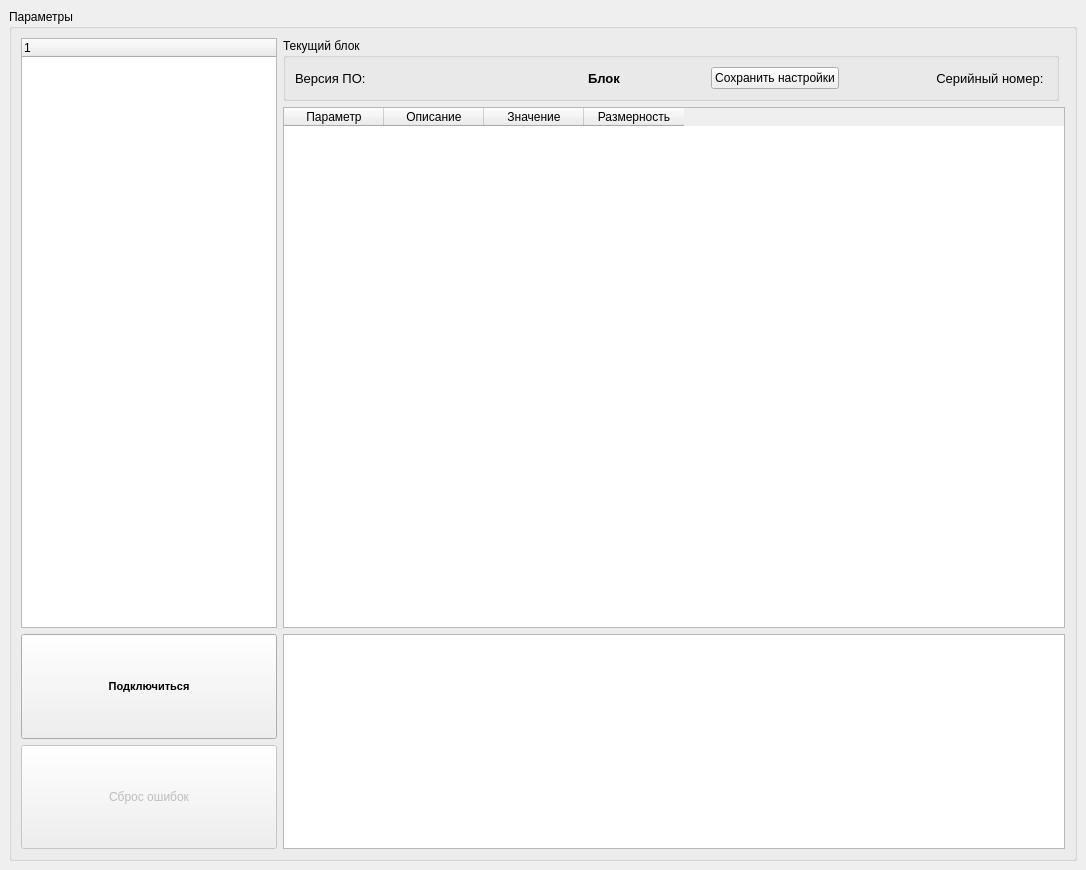
Old version of the form VMU_monitor_v2.ui in the repository hochu-leto/EVIS.
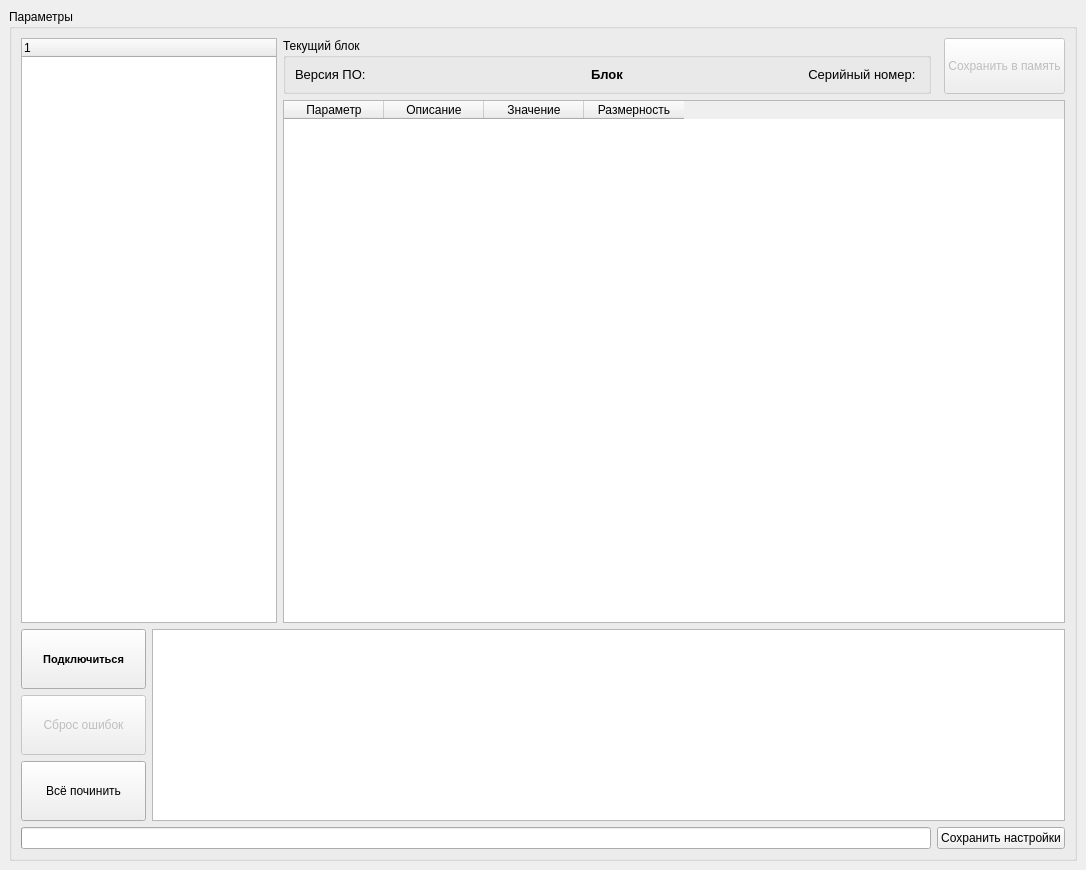
New version of the form.

Commit message: новое окно выхода и сохранение в еепром

Diff of the .ui file:
```diff
--- a/VMU_monitor_v2.ui
+++ b/VMU_monitor_v2.ui
@@ -38,14 +38,11 @@
       <property name="title">
        <string>Параметры</string>
       </property>
-      <layout class="QGridLayout" name="gridLayout_2" rowstretch="9,0,0,0,0,0,0,0" columnstretch="0,2,3,0" columnminimumwidth="0,0,0,0">
-       <property name="sizeConstraint">
-        <enum>QLayout::SetNoConstraint</enum>
-       </property>
-       <item row="0" column="1" colspan="2">
+      <layout class="QGridLayout" name="gridLayout" columnstretch="0,0,3,0">
+       <item row="0" column="2">
         <widget class="QGroupBox" name="groupBox">
          <property name="sizePolicy">
-          <sizepolicy hsizetype="MinimumExpanding" vsizetype="Fixed">
+          <sizepolicy hsizetype="Minimum" vsizetype="Fixed">
            <horstretch>0</horstretch>
            <verstretch>0</verstretch>
           </sizepolicy>
@@ -54,6 +51,9 @@
           <string>Текущий блок</string>
          </property>
          <layout class="QHBoxLayout" name="horizontalLayout_2">
+          <property name="sizeConstraint">
+           <enum>QLayout::SetMaximumSize</enum>
+          </property>
           <item>
            <widget class="QLabel" name="node_fm_lab">
             <property name="sizePolicy">
@@ -95,19 +95,6 @@
             </property>
            </widget>
           </item>
-          <item>
-           <widget class="QPushButton" name="save_to_file_btn">
-            <property name="sizePolicy">
-             <sizepolicy hsizetype="Maximum" vsizetype="Fixed">
-              <horstretch>0</horstretch>
-              <verstretch>0</verstretch>
-             </sizepolicy>
-            </property>
-            <property name="text">
-             <string>Сохранить настройки</string>
-            </property>
-           </widget>
-          </item>
           <item>
            <widget class="QLabel" name="node_s_n_lab">
             <property name="sizePolicy">
@@ -132,23 +119,43 @@
          </layout>
         </widget>
        </item>
-       <item row="7" column="0">
-        <widget class="QPushButton" name="reset_faults">
+       <item row="1" column="2" colspan="2">
+        <widget class="QTableWidget" name="vmu_param_table">
          <property name="enabled">
-          <bool>false</bool>
+          <bool>true</bool>
          </property>
          <property name="sizePolicy">
-          <sizepolicy hsizetype="Minimum" vsizetype="Preferred">
+          <sizepolicy hsizetype="MinimumExpanding" vsizetype="Expanding">
            <horstretch>0</horstretch>
            <verstretch>0</verstretch>
           </sizepolicy>
          </property>
-         <property name="text">
-          <string>Сброс ошибок</string>
+         <property name="sizeAdjustPolicy">
+          <enum>QAbstractScrollArea::AdjustToContents</enum>
          </property>
+         <column>
+          <property name="text">
+           <string>Параметр</string>
+          </property>
+         </column>
+         <column>
+          <property name="text">
+           <string>Описание</string>
+          </property>
+         </column>
+         <column>
+          <property name="text">
+           <string>Значение</string>
+          </property>
+         </column>
+         <column>
+          <property name="text">
+           <string>Размерность</string>
+          </property>
+         </column>
         </widget>
        </item>
-       <item row="6" column="0">
+       <item row="2" column="0">
         <widget class="QPushButton" name="connect_btn">
          <property name="sizePolicy">
           <sizepolicy hsizetype="Minimum" vsizetype="Preferred">
@@ -180,22 +187,7 @@
          </property>
         </widget>
        </item>
-       <item row="0" column="0" rowspan="6">
-        <widget class="QTreeWidget" name="nodes_tree">
-         <property name="sizePolicy">
-          <sizepolicy hsizetype="Expanding" vsizetype="Minimum">
-           <horstretch>0</horstretch>
-           <verstretch>0</verstretch>
-          </sizepolicy>
-         </property>
-         <column>
-          <property name="text">
-           <string notr="true">1</string>
-          </property>
-         </column>
-        </widget>
-       </item>
-       <item row="6" column="1" rowspan="2" colspan="3">
+       <item row="2" column="1" rowspan="3" colspan="3">
         <widget class="QTextBrowser" name="errors_browser">
          <property name="sizePolicy">
           <sizepolicy hsizetype="MinimumExpanding" vsizetype="Minimum">
@@ -205,40 +197,93 @@
          </property>
         </widget>
        </item>
-       <item row="1" column="1" rowspan="5" colspan="3">
-        <widget class="QTableWidget" name="vmu_param_table">
+       <item row="3" column="0">
+        <widget class="QPushButton" name="reset_faults">
          <property name="enabled">
-          <bool>true</bool>
+          <bool>false</bool>
          </property>
          <property name="sizePolicy">
-          <sizepolicy hsizetype="MinimumExpanding" vsizetype="Expanding">
+          <sizepolicy hsizetype="Minimum" vsizetype="Preferred">
            <horstretch>0</horstretch>
            <verstretch>0</verstretch>
           </sizepolicy>
          </property>
-         <property name="sizeAdjustPolicy">
-          <enum>QAbstractScrollArea::AdjustToContents</enum>
+         <property name="text">
+          <string>Сброс ошибок</string>
          </property>
+        </widget>
+       </item>
+       <item row="5" column="0" colspan="3">
+        <widget class="QProgressBar" name="node_nsme_pbar">
+         <property name="value">
+          <number>0</number>
+         </property>
+         <property name="textVisible">
+          <bool>false</bool>
+         </property>
+         <property name="invertedAppearance">
+          <bool>false</bool>
+         </property>
+        </widget>
+       </item>
+       <item row="5" column="3">
+        <widget class="QPushButton" name="save_to_file_btn">
+         <property name="sizePolicy">
+          <sizepolicy hsizetype="Maximum" vsizetype="Fixed">
+           <horstretch>0</horstretch>
+           <verstretch>0</verstretch>
+          </sizepolicy>
+         </property>
+         <property name="text">
+          <string>Сохранить настройки</string>
+         </property>
+        </widget>
+       </item>
+       <item row="0" column="0" rowspan="2" colspan="2">
+        <widget class="QTreeWidget" name="nodes_tree">
+         <property name="sizePolicy">
+          <sizepolicy hsizetype="Maximum" vsizetype="Minimum">
+           <horstretch>0</horstretch>
+           <verstretch>0</verstretch>
+          </sizepolicy>
+         </property>
          <column>
           <property name="text">
-           <string>Параметр</string>
+           <string notr="true">1</string>
           </property>
          </column>
-         <column>
-          <property name="text">
-           <string>Описание</string>
-          </property>
-         </column>
-         <column>
-          <property name="text">
-           <string>Значение</string>
-          </property>
-         </column>
-         <column>
-          <property name="text">
-           <string>Размерность</string>
-          </property>
-         </column>
+        </widget>
+       </item>
+       <item row="0" column="3">
+        <widget class="QPushButton" name="save_eeprom_btn">
+         <property name="enabled">
+          <bool>false</bool>
+         </property>
+         <property name="sizePolicy">
+          <sizepolicy hsizetype="Maximum" vsizetype="Preferred">
+           <horstretch>0</horstretch>
+           <verstretch>0</verstretch>
+          </sizepolicy>
+         </property>
+         <property name="layoutDirection">
+          <enum>Qt::RightToLeft</enum>
+         </property>
+         <property name="text">
+          <string>Сохранить в память</string>
+         </property>
+        </widget>
+       </item>
+       <item row="4" column="0">
+        <widget class="QPushButton" name="pushButton">
+         <property name="sizePolicy">
+          <sizepolicy hsizetype="Minimum" vsizetype="Preferred">
+           <horstretch>0</horstretch>
+           <verstretch>0</verstretch>
+          </sizepolicy>
+         </property>
+         <property name="text">
+          <string>Всё починить</string>
+         </property>
         </widget>
        </item>
       </layout>
```
The commit also changes 6 other files.
